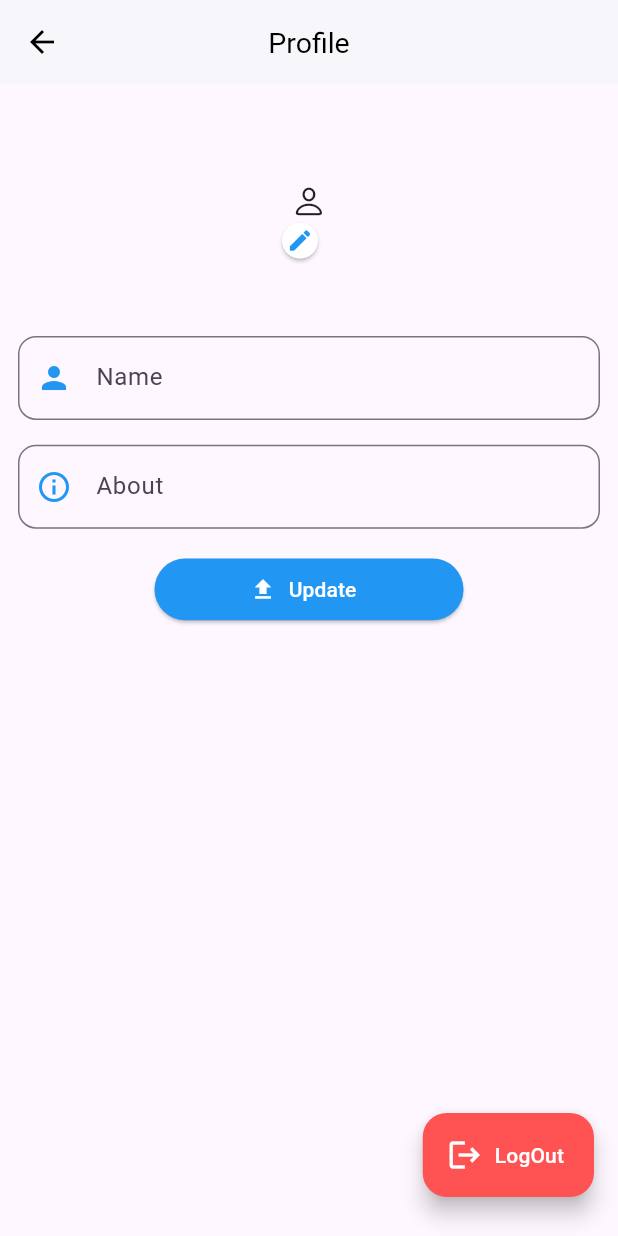
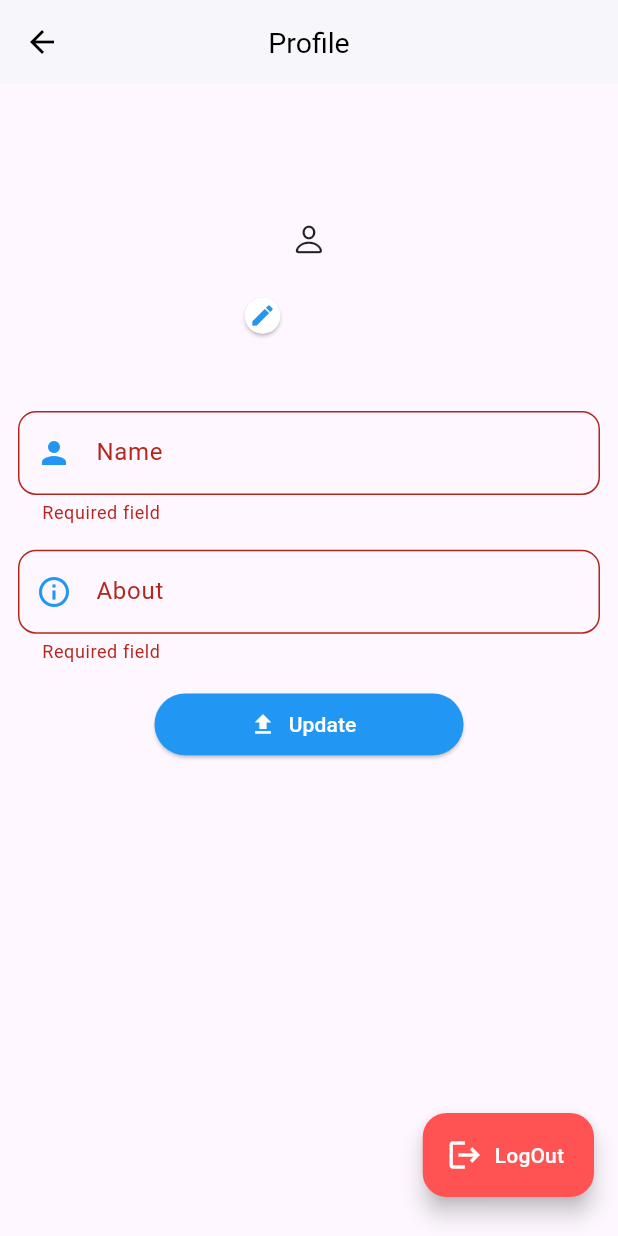
Before and after one commit to Nadimpg/chat_app, a Flutter app: the ProfileScreen screen opened directly with empty values, after a tap on "Update", on a phone screen of 412 x 824 dp. Run offline on Flutter 3.47's test engine with Material 3 defaults, Android fonts, the phone set to English and light mode, and no system bars; drawn by our look-alikes of cached_network_image; our stand-ins replace cloud_firestore, device_preview, firebase_auth, firebase_core, fluttertoast, get and 1 more; accounts and stored records are empty; network calls fail.

Commit message:
feat(profile,home): incomplete

```diff
--- a/lib/view/profile/profile_screen.dart
+++ b/lib/view/profile/profile_screen.dart
@@ -19,6 +19,8 @@ class ProfileScreen extends StatefulWidget {
 }
 
 class _ProfileScreenState extends State<ProfileScreen> {
+  final _formkey = GlobalKey<FormState>();
+  final TextEditingController textController = TextEditingController();
   @override
   Widget build(BuildContext context) {
     return SafeArea(
@@ -33,23 +35,10 @@ class _ProfileScreenState extends State<ProfileScreen> {
             ///for showing progress dialog
             //Dialogs.showProgressBar(context);
             await GoogleSignIn().signOut().then((value) {
-
               Fluttertoast.showToast(msg: "Successful");
               debugPrint("Sign out");
-
-              // Fluttertoast.showToast(
-              //     msg: "Logout SuccessFully",
-              //     toastLength: Toast.LENGTH_SHORT,
-              //     gravity: ToastGravity.CENTER,
-              //     timeInSecForIosWeb: 1,
-              //     backgroundColor: Colors.red,
-              //     textColor: Colors.white,
-              //     fontSize: 16.0
-              // );
               Navigator.pushReplacement(
                   context, MaterialPageRoute(builder: (_) => LogInScreen()));
-
-
             });
           },
           icon: Icon(
@@ -63,7 +52,10 @@ class _ProfileScreenState extends State<ProfileScreen> {
           backgroundColor: Colors.redAccent,
         ),
       ),
-      body: Padding(
+      body: Form(
+        key: _formkey,
+        child: SingleChildScrollView(
+          child: Padding(
             padding: const EdgeInsets.all(12.0),
             child: Column(
               children: [
@@ -73,8 +65,8 @@ class _ProfileScreenState extends State<ProfileScreen> {
 
                 ///Profile picture
                 SizedBox(
-              height: 100,
-              width: 100,
+                  height: 150,
+                  width: 150,
                   child: Stack(
                     children: [
                       Align(
@@ -119,6 +111,9 @@ class _ProfileScreenState extends State<ProfileScreen> {
                 ),
                 TextFormField(
                   initialValue: widget.user.name,
+                  onSaved: (val) => Apis.me.name = val ?? '',
+                  validator: (val) =>
+                      val != null && val.isNotEmpty ? null : 'Required field',
                   decoration: InputDecoration(
                       prefixIcon: Icon(
                         Icons.person,
@@ -134,6 +129,9 @@ class _ProfileScreenState extends State<ProfileScreen> {
                 ),
                 TextFormField(
                   initialValue: widget.user.about,
+                  onSaved: (val) => Apis.me.about = val ?? '',
+                  validator: (val) =>
+                      val != null && val.isNotEmpty ? null : 'Required field',
                   decoration: InputDecoration(
                       prefixIcon: Icon(
                         Icons.info_outline,
@@ -152,7 +150,17 @@ class _ProfileScreenState extends State<ProfileScreen> {
                       shape: StadiumBorder(),
                       minimumSize: Size(mq.width * .5, mq.height * .05),
                       backgroundColor: Colors.blue),
-              onPressed: () {},
+                  onPressed: () {
+                    if (_formkey.currentState!.validate()) {
+                      _formkey.currentState!.save();
+                      Apis.updateUserInfo().then((value) {
+                        Dialogs.showSnackbar(
+                          context,
+                          'Profile Update SuccessFully',
+                        );
+                      });
+                    }
+                  },
                   icon: Icon(
                     Icons.upload,
                     color: Colors.white,
@@ -165,6 +173,8 @@ class _ProfileScreenState extends State<ProfileScreen> {
               ],
             ),
           ),
+        ),
+      ),
     ));
   }
 }
--- a/pubspec.yaml
+++ b/pubspec.yaml
@@ -72,7 +72,6 @@ flutter:
 
   # To add assets to your application, add an assets section, like this:
   assets:
-    - assets/images/
     - assets/icons/
   #   - images/a_dot_ham.jpeg
 
```
Also changed, not shown: lib/api/apis.dart (+10 -1 lines). Lines whose indentation alone changed are shown as unchanged.
